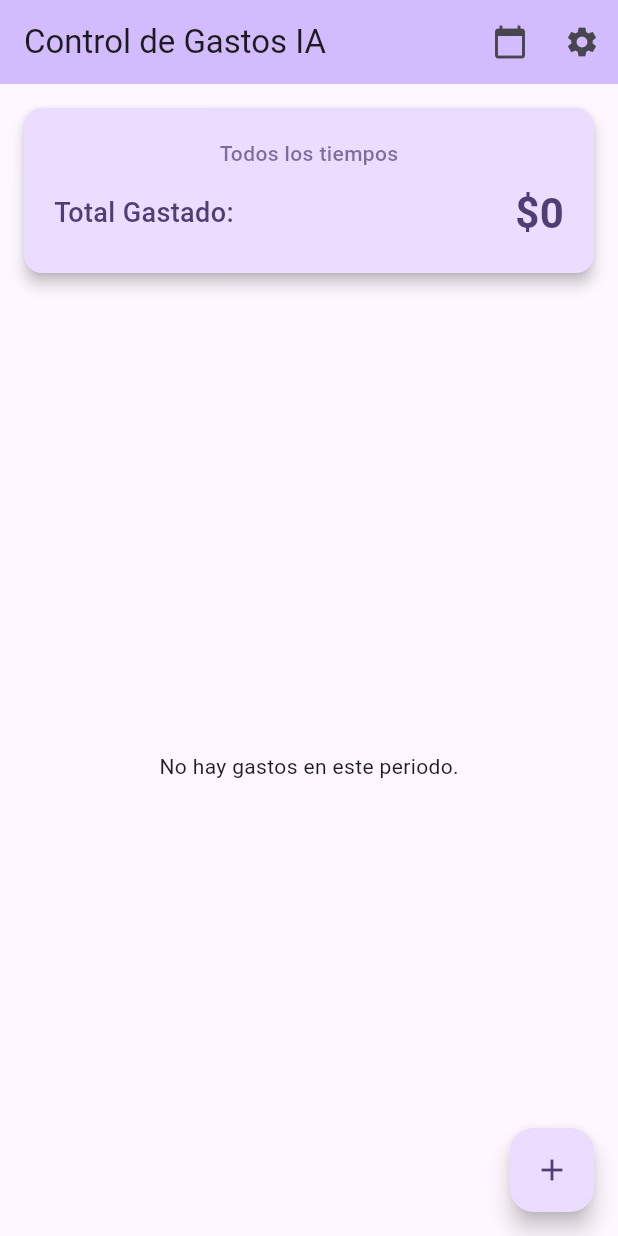
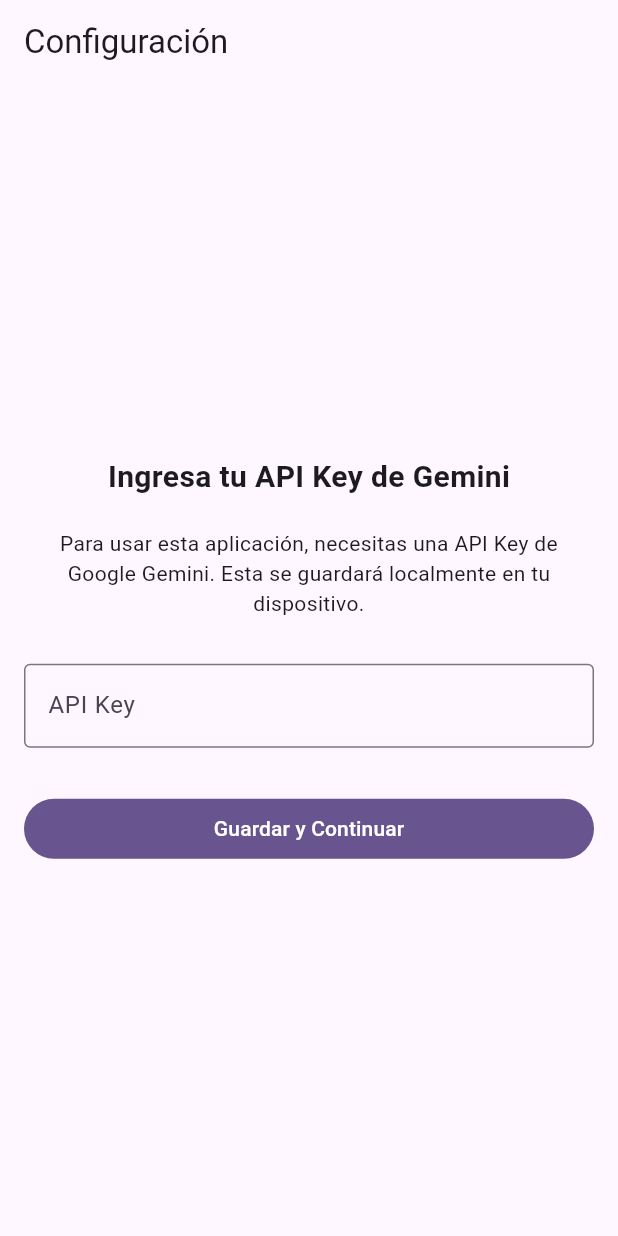
Before and after one commit to mmaurogg/gastos_inteligentes, a Flutter app: the screen it shows after launch, on a phone screen of 412 x 824 dp. Run offline on Flutter 3.47's test engine with Material 3 defaults, Android fonts, the phone set to English and light mode, and no system bars; our stand-ins replace google_generative_ai, permission_handler, shared_preferences, speech_to_text, sqflite; accounts and stored records are empty.

Commit message:
feat: añadido ingreso de gemini key

```diff
--- a/lib/main.dart
+++ b/lib/main.dart
@@ -1,14 +1,20 @@
 import 'package:flutter/material.dart';
 import 'package:provider/provider.dart';
+import 'package:shared_preferences/shared_preferences.dart';
 import 'providers/expense_provider.dart';
 import 'screens/home_screen.dart';
+import 'screens/api_key_screen.dart';
 
-void main() {
-  runApp(const MyApp());
+void main() async {
+  WidgetsFlutterBinding.ensureInitialized();
+  final prefs = await SharedPreferences.getInstance();
+  final hasApiKey = prefs.containsKey('gemini_api_key');
+  runApp(MyApp(hasApiKey: hasApiKey));
 }
 
 class MyApp extends StatelessWidget {
-  const MyApp({super.key});
+  final bool hasApiKey;
+  const MyApp({super.key, required this.hasApiKey});
 
   @override
   Widget build(BuildContext context) {
@@ -20,7 +26,7 @@
           colorScheme: ColorScheme.fromSeed(seedColor: Colors.deepPurple),
           useMaterial3: true,
         ),
-        home: const HomeScreen(),
+        home: hasApiKey ? const HomeScreen() : const ApiKeyScreen(),
       ),
     );
   }
--- /dev/null
+++ b/lib/screens/api_key_screen.dart
@@ -0,0 +1,102 @@
+import 'package:flutter/material.dart';
+import 'package:shared_preferences/shared_preferences.dart';
+import 'home_screen.dart';
+
+class ApiKeyScreen extends StatefulWidget {
+  const ApiKeyScreen({super.key});
+
+  @override
+  State<ApiKeyScreen> createState() => _ApiKeyScreenState();
+}
+
+class _ApiKeyScreenState extends State<ApiKeyScreen> {
+  final _apiKeyController = TextEditingController();
+  bool _isLoading = false;
+
+  Future<void> _saveApiKey() async {
+    final apiKey = _apiKeyController.text.trim();
+    if (apiKey.isEmpty) {
+      ScaffoldMessenger.of(context).showSnackBar(
+        const SnackBar(content: Text('Por favor ingresa una API Key válida')),
+      );
+      return;
+    }
+
+    setState(() {
+      _isLoading = true;
+    });
+
+    try {
+      final prefs = await SharedPreferences.getInstance();
+      await prefs.setString('gemini_api_key', apiKey);
+
+      if (!mounted) return;
+
+      Navigator.of(context).pushReplacement(
+        MaterialPageRoute(builder: (context) => const HomeScreen()),
+      );
+    } catch (e) {
+      if (!mounted) return;
+      ScaffoldMessenger.of(context).showSnackBar(
+        SnackBar(content: Text('Error al guardar la API Key: $e')),
+      );
+    } finally {
+      if (mounted) {
+        setState(() {
+          _isLoading = false;
+        });
+      }
+    }
+  }
+
+  @override
+  void dispose() {
+    _apiKeyController.dispose();
+    super.dispose();
+  }
+
+  @override
+  Widget build(BuildContext context) {
+    return Scaffold(
+      appBar: AppBar(title: const Text('Configuración')),
+      body: Padding(
+        padding: const EdgeInsets.all(16.0),
+        child: Column(
+          mainAxisAlignment: MainAxisAlignment.center,
+          children: [
+            const Text(
+              'Ingresa tu API Key de Gemini',
+              style: TextStyle(fontSize: 20, fontWeight: FontWeight.bold),
+            ),
+            const SizedBox(height: 20),
+            const Text(
+              'Para usar esta aplicación, necesitas una API Key de Google Gemini. '
+              'Esta se guardará localmente en tu dispositivo.',
+              textAlign: TextAlign.center,
+            ),
+            const SizedBox(height: 30),
+            TextField(
+              controller: _apiKeyController,
+              decoration: const InputDecoration(
+                labelText: 'API Key',
+                border: OutlineInputBorder(),
+                hintText: 'Pegue su API Key aquí',
+              ),
+              obscureText: true,
+            ),
+            const SizedBox(height: 30),
+            _isLoading
+                ? const CircularProgressIndicator()
+                : SizedBox(
+                    width: double.infinity,
+                    child: FilledButton(
+                      onPressed: _saveApiKey,
+                      child: const Text('Guardar y Continuar'),
+                    ),
+                  ),
+          ],
+        ),
+      ),
+    );
+  }
+}
--- a/pubspec.yaml
+++ b/pubspec.yaml
@@ -41,6 +41,7 @@
   path: ^1.9.0
   provider: ^6.1.1
   intl: ^0.19.0
+  shared_preferences: ^2.5.4
 
 dev_dependencies:
   flutter_test:
```
Also changed, not shown: lib/screens/add_expense_screen.dart (+21 -2 lines), lib/services/ai_service.dart (+4 -5 lines), pubspec.lock, 3 other files.
